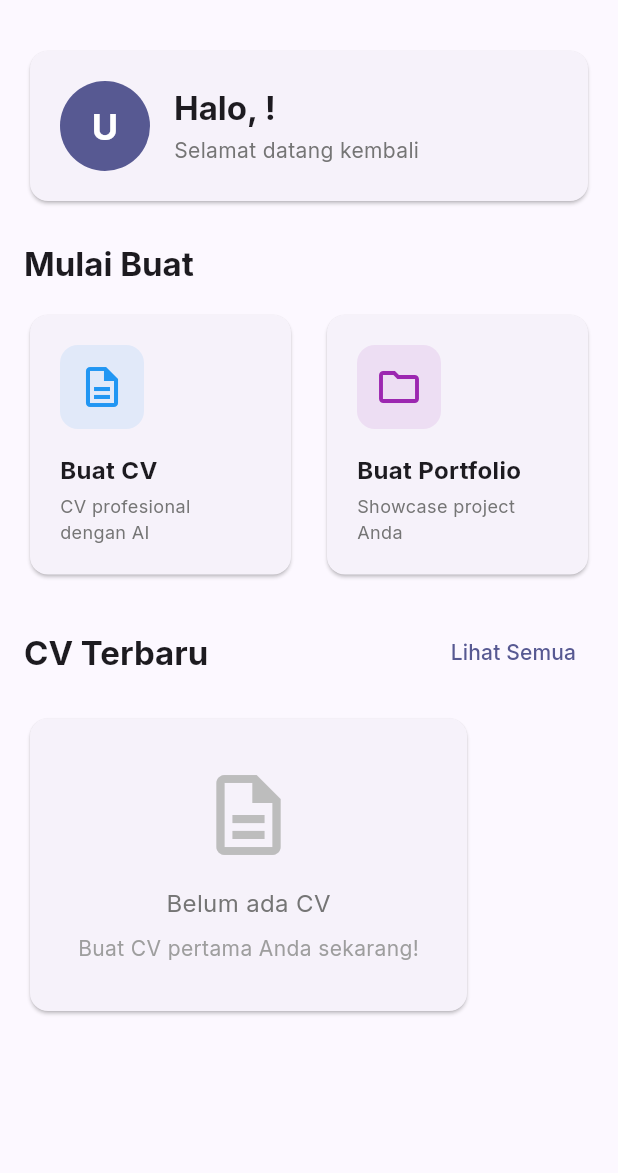
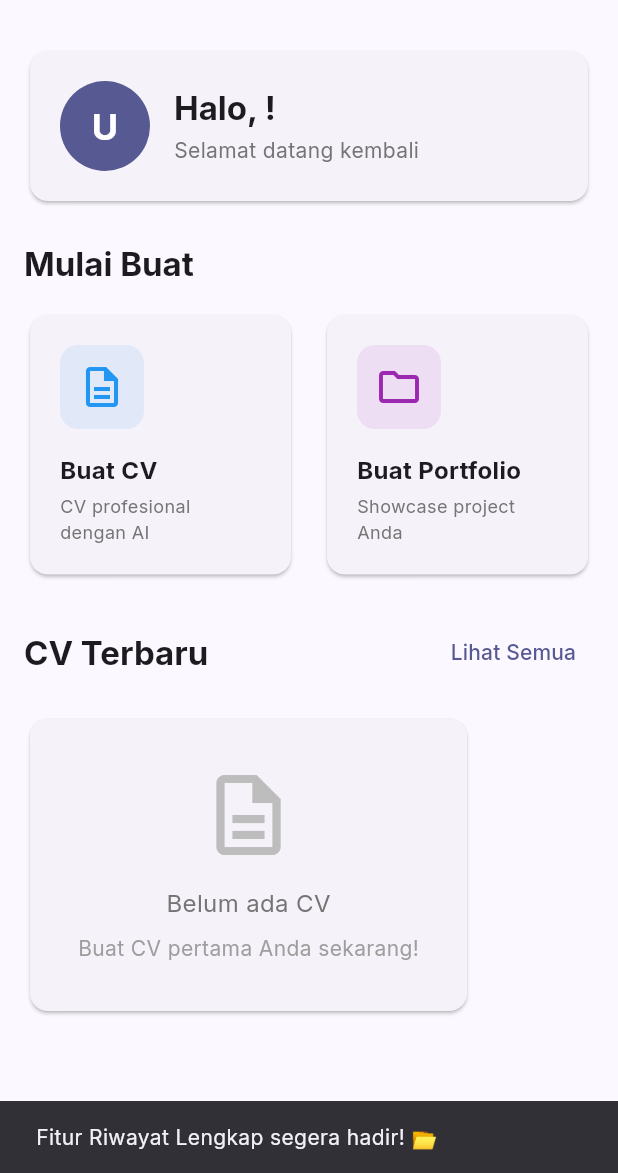
Before and after one commit to Julianarwansah/smartcv_creator_app, a Flutter app: the screen it shows once a user with an empty profile is signed in, after a tap on "Lihat Semua", on a phone screen of 412 x 824 dp, the part 63-1236 px from its top. Run offline on Flutter 3.47's test engine with Material 3 defaults, Android fonts, the phone set to English and light mode, and no system bars; our stand-ins replace cloud_firestore, firebase_auth, firebase_core, google_fonts, pdf, share_plus; accounts and stored records are empty.

```diff
--- a/lib/providers/auth_provider.dart
+++ b/lib/providers/auth_provider.dart
@@ -55,8 +55,6 @@ class AuthProvider with ChangeNotifier {
         );
 
         debugPrint('DEBUG: Creating user document with name: $userName');
-...
-        debugPrint('DEBUG: Updating user document with name: $userName');
         await _authService.createUserDocument(newUserModel);
         _userModel = newUserModel;
       }
@@ -70,7 +68,7 @@ class AuthProvider with ChangeNotifier {
             'User';
 
         final updatedUserModel = _userModel!.copyWith(name: userName);
-        print('DEBUG: Updating user document with name: $userName');
+        debugPrint('DEBUG: Updating user document with name: $userName');
         await _authService.updateUserData(updatedUserModel);
         _userModel = updatedUserModel;
       }
--- a/lib/screens/home_screen.dart
+++ b/lib/screens/home_screen.dart
@@ -148,10 +148,10 @@ class _HomeScreenState extends State<HomeScreen> {
                       subtitle: 'Showcase project Anda',
                       color: Colors.purple,
                       onTap: () {
-                        // TODO: Navigate to portfolio form
                         ScaffoldMessenger.of(context).showSnackBar(
                           const SnackBar(
-                            content: Text('Fitur dalam pengembangan'),
+                            content: Text('Fitur Portfolio segera hadir! 🚀'),
+                            backgroundColor: Colors.purple,
                           ),
                         );
                       },
@@ -173,7 +173,13 @@ class _HomeScreenState extends State<HomeScreen> {
                   ),
                   TextButton(
                     onPressed: () {
-                      // TODO: Navigate to resume history
+                      ScaffoldMessenger.of(context).showSnackBar(
+                        const SnackBar(
+                          content: Text(
+                            'Fitur Riwayat Lengkap segera hadir! 📂',
+                          ),
+                        ),
+                      );
                     },
                     child: const Text('Lihat Semua'),
                   ),
--- a/lib/services/pdf_service.dart
+++ b/lib/services/pdf_service.dart
@@ -411,7 +411,7 @@ class PDFService {
                                 fontWeight: pw.FontWeight.bold,
                               ),
                             ),
-                            pw.Text('${edu.institution}'),
+                            pw.Text(edu.institution),
                           ],
                         ),
                       ),
```
